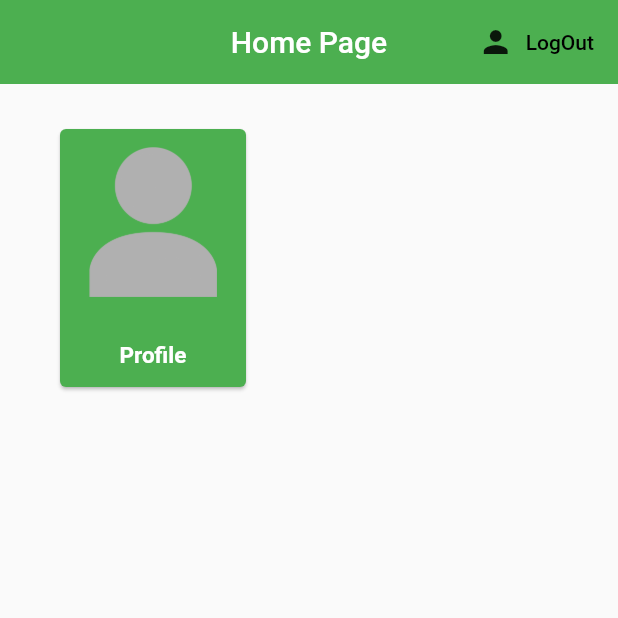
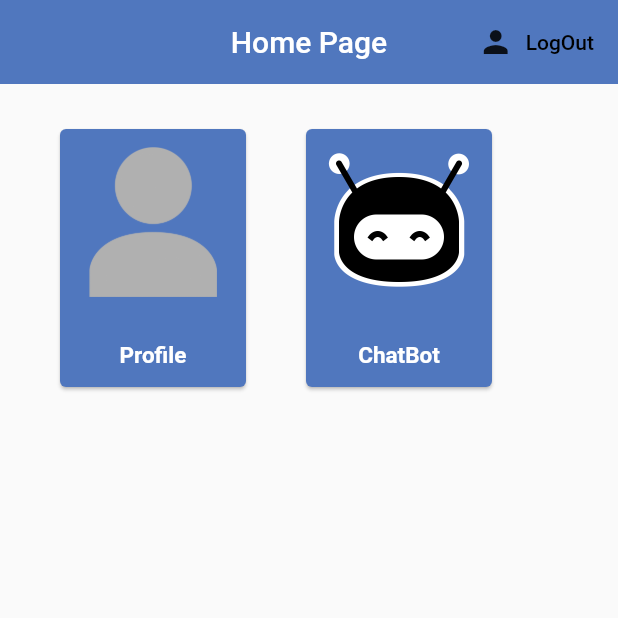
Before and after one commit to Rakshitsaini-o-src/medicare, a Flutter app: the DashBoard screen opened directly, on a phone screen of 412 x 824 dp, the top half of it. Run offline on Flutter 3.47's test engine with Material 2 defaults, Android fonts, the phone set to English and light mode, and no system bars; our stand-ins replace bubble, firebase_auth, firebase_core, shared_preferences; missing offline and left inert: flutter_dialogflow; accounts and stored records are empty; Roboto replaces fonts that are missing (Poppins).

Commit message:
added chatbot card

```diff
--- a/lib/Screens/dashboard.dart
+++ b/lib/Screens/dashboard.dart
@@ -1,8 +1,9 @@
 import 'package:flutter/material.dart';
 import 'package:medicare/Screens/profile.dart';
 import 'package:medicare/Screens/signin.dart';
+import 'package:medicare/chatbot/chatbot.dart';
+import 'package:medicare/helper/sharedpreference.dart';
 import 'package:medicare/services/auth.dart';
-import 'package:medicare/widgets/widgets.dart';
 
 class DashBoard extends StatefulWidget {
   @override
@@ -18,7 +19,7 @@ class _DashBoardState extends State<DashBoard> {
         automaticallyImplyLeading: false,
         title: Text('Home Page'),
         centerTitle: true,
-        backgroundColor: Colors.green,
+        backgroundColor: Color(0xff5077be),
         elevation: 0,
         actions: <Widget>[
           FlatButton.icon(
@@ -29,6 +30,7 @@ class _DashBoardState extends State<DashBoard> {
             ),
             onPressed: () async{
               await _auth.signOut();
+              HelperFunctions.saveUserLoggedInPreferences(false);
               Navigator.pushReplacement(context, MaterialPageRoute(builder: (context)=>SignIn()));
             },
           ),
@@ -40,6 +42,7 @@ class _DashBoardState extends State<DashBoard> {
             FittedBox(
               child: Row(
                 children: <Widget>[
+                  ///Profile Card
                   GestureDetector(
                     onTap: (){
                       Navigator.push(
@@ -49,7 +52,7 @@ class _DashBoardState extends State<DashBoard> {
                     },
                     child: Card(
                       margin: EdgeInsets.fromLTRB(40, 30, 0, 0),
-                      color: Colors.green,
+                      color: Color(0xff5077be),
                       child: Padding(
                         padding: const EdgeInsets.all(12.0),
                         child: Column(
@@ -77,7 +80,46 @@ class _DashBoardState extends State<DashBoard> {
                         ),
                       ),
                     ),
-                  )
+                  ),
+                  ///ChatBot
+                  GestureDetector(
+                    onTap: (){
+                      Navigator.push(
+                          context,
+                          MaterialPageRoute(builder: (context)=> ChatBotPage(),)
+                      );
+                    },
+                    child: Card(
+                      margin: EdgeInsets.fromLTRB(40, 30, 0, 0),
+                      color: Color(0xff5077be),
+                      child: Padding(
+                        padding: const EdgeInsets.all(12.0),
+                        child: Column(
+                          children: <Widget>[
+                            Image.asset(
+                              'assets/images/Chatbot.png',
+                              width: 100,
+                              height: 100,
+                            ),
+                            SizedBox(
+                              height: 30,
+                            ),
+                            Container(
+                              child: Text(
+                                'ChatBot',
+                                style: TextStyle(
+                                  fontFamily: 'Poppins',
+                                  fontWeight: FontWeight.bold,
+                                  fontSize: 15,
+                                  color: Colors.white,
+                                ),
+                              ),
+                            )
+                          ],
+                        ),
+                      ),
+                    ),
+                  ),
                 ],
               ),
             )
--- a/lib/Screens/signin.dart
+++ b/lib/Screens/signin.dart
@@ -126,7 +126,7 @@ class _SignInState extends State<SignIn> {
                     GestureDetector(
                       onTap: widget.toggle,
                       child: Container(
-                        padding: EdgeInsets.symmetric(vertical: 10),
+                        padding: EdgeInsets.symmetric(vertical: 8),
                         child: Text(
                           "Register Now",
                           style: kTextfieldTextStyle().copyWith(
--- a/lib/Screens/signup.dart
+++ b/lib/Screens/signup.dart
@@ -129,7 +129,7 @@ class _SignUpState extends State<SignUp> {
                     GestureDetector(
                       onTap: widget.toggle,
                       child: Container(
-                        padding: EdgeInsets.symmetric(vertical: 10),
+                        padding: EdgeInsets.symmetric(vertical: 8),
                         child: Text(
                           "Login Now",
                           style: kTextfieldTextStyle().copyWith(
--- a/lib/main.dart
+++ b/lib/main.dart
@@ -26,9 +26,9 @@ class _MyAppState extends State<MyApp> {
 
   getLoggedInState() async{
     await HelperFunctions.getUserLoggedInPreferences().then((value) {
-      setState(() {
+      //setState(() {
         isLoggedIn = value;
-      });
+      //});
     });
   }
 
--- a/lib/widgets/widgets.dart
+++ b/lib/widgets/widgets.dart
@@ -22,7 +22,7 @@ Widget appBarMain(BuildContext context,String title){
   return AppBar(
     elevation: 0,
     centerTitle: true,
-    backgroundColor: Colors.green,
+    backgroundColor: Color(0xff5077be),
     title: Text(
       title,
       style: TextStyle(
--- a/pubspec.yaml
+++ b/pubspec.yaml
@@ -31,6 +31,9 @@ dependencies:
   firebase_core: ^0.7.0
   firebase_auth: ^0.20.0+1
   shared_preferences: ^0.5.12+4
+  intl: ^0.16.1
+  bubble: ^1.1.9+1
+  flutter_dialogflow: ^0.1.3
 
 dev_dependencies:
   flutter_test:
```
Also changed, not shown: lib/chatbot/chatbot.dart (added, +183 -0 lines), assets/images/Chatbot.png (added), pubspec.lock.
